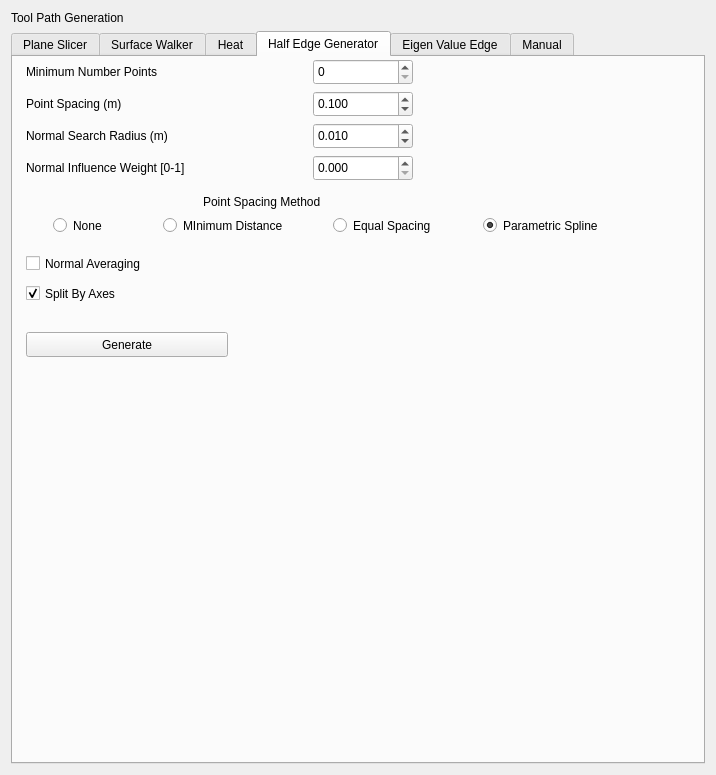
Qt form opp_gui/ui/tool_path_parameters_editor.ui (marrts/toolpath_offline_planning) before a commit.
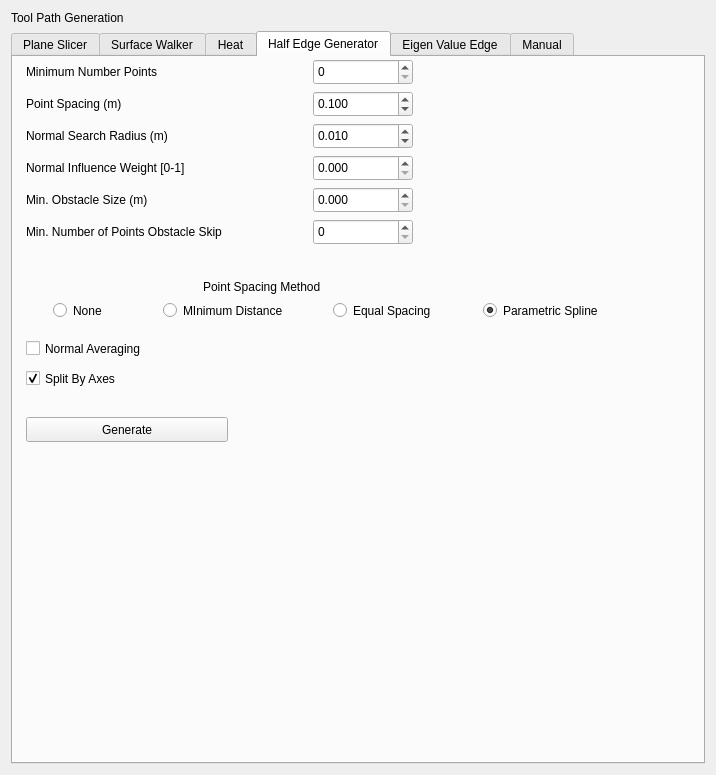
The same form after that commit. The open tabs and pages were chosen to show the change.

Commit message: Added ability to hop inlets and peninsulas

Patch:
```diff
--- a/opp_gui/ui/tool_path_parameters_editor.ui
+++ b/opp_gui/ui/tool_path_parameters_editor.ui
@@ -1287,7 +1287,7 @@
        <property name="geometry">
         <rect>
          <x>320</x>
-         <y>157</y>
+         <y>242</y>
          <width>121</width>
          <height>23</height>
         </rect>
@@ -1341,7 +1341,7 @@
        <property name="geometry">
         <rect>
          <x>40</x>
-         <y>157</y>
+         <y>242</y>
          <width>71</width>
          <height>23</height>
         </rect>
@@ -1380,7 +1380,7 @@
        <property name="geometry">
         <rect>
          <x>13</x>
-         <y>275</y>
+         <y>360</y>
          <width>202</width>
          <height>25</height>
         </rect>
@@ -1393,7 +1393,7 @@
        <property name="geometry">
         <rect>
          <x>150</x>
-         <y>157</y>
+         <y>242</y>
          <width>151</width>
          <height>23</height>
         </rect>
@@ -1406,7 +1406,7 @@
        <property name="geometry">
         <rect>
          <x>13</x>
-         <y>195</y>
+         <y>280</y>
          <width>225</width>
          <height>23</height>
         </rect>
@@ -1435,7 +1435,7 @@
        <property name="geometry">
         <rect>
          <x>190</x>
-         <y>135</y>
+         <y>220</y>
          <width>151</width>
          <height>20</height>
         </rect>
@@ -1470,7 +1470,7 @@
        <property name="geometry">
         <rect>
          <x>13</x>
-         <y>225</y>
+         <y>310</y>
          <width>202</width>
          <height>23</height>
         </rect>
@@ -1533,7 +1533,7 @@
        <property name="geometry">
         <rect>
          <x>470</x>
-         <y>157</y>
+         <y>242</y>
          <width>141</width>
          <height>23</height>
         </rect>
@@ -1545,6 +1545,79 @@
         <bool>true</bool>
        </property>
       </widget>
+      <widget class="QDoubleSpinBox" name="double_spin_box_min_pen_size_he">
+       <property name="geometry">
+        <rect>
+         <x>300</x>
+         <y>130</y>
+         <width>100</width>
+         <height>26</height>
+        </rect>
+       </property>
+       <property name="decimals">
+        <number>3</number>
+       </property>
+       <property name="singleStep">
+        <double>0.010000000000000</double>
+       </property>
+       <property name="value">
+        <double>0.000000000000000</double>
+       </property>
+      </widget>
+      <widget class="QLabel" name="label_min_pen_size_he">
+       <property name="geometry">
+        <rect>
+         <x>13</x>
+         <y>130</y>
+         <width>181</width>
+         <height>26</height>
+        </rect>
+       </property>
+       <property name="toolTip">
+        <string extracomment="The minimum surface hole size for which the tool path planner will break a segment (in meters)"/>
+       </property>
+       <property name="text">
+        <string>Min. Obstacle Size (m)</string>
+       </property>
+      </widget>
+      <widget class="QLabel" name="label_min_skip_amount_he">
+       <property name="geometry">
+        <rect>
+         <x>13</x>
+         <y>162</y>
+         <width>271</width>
+         <height>26</height>
+        </rect>
+       </property>
+       <property name="toolTip">
+        <string extracomment="Minimum length of a toolpath segment (in meters)"/>
+       </property>
+       <property name="text">
+        <string>Min. Number of Points Obstacle Skip</string>
+       </property>
+      </widget>
+      <widget class="QDoubleSpinBox" name="double_spin_box_min_skip_amount_he">
+       <property name="geometry">
+        <rect>
+         <x>300</x>
+         <y>162</y>
+         <width>100</width>
+         <height>26</height>
+        </rect>
+       </property>
+       <property name="decimals">
+        <number>0</number>
+       </property>
+       <property name="maximum">
+        <double>10000.000000000000000</double>
+       </property>
+       <property name="singleStep">
+        <double>1.000000000000000</double>
+       </property>
+       <property name="value">
+        <double>0.000000000000000</double>
+       </property>
+      </widget>
      </widget>
      <widget class="QWidget" name="tab_eigen_value_edge">
       <attribute name="title">
```
Left out of the diff: 2 changed lines with no effect on the pictures. The commit also changes 2 other files.
